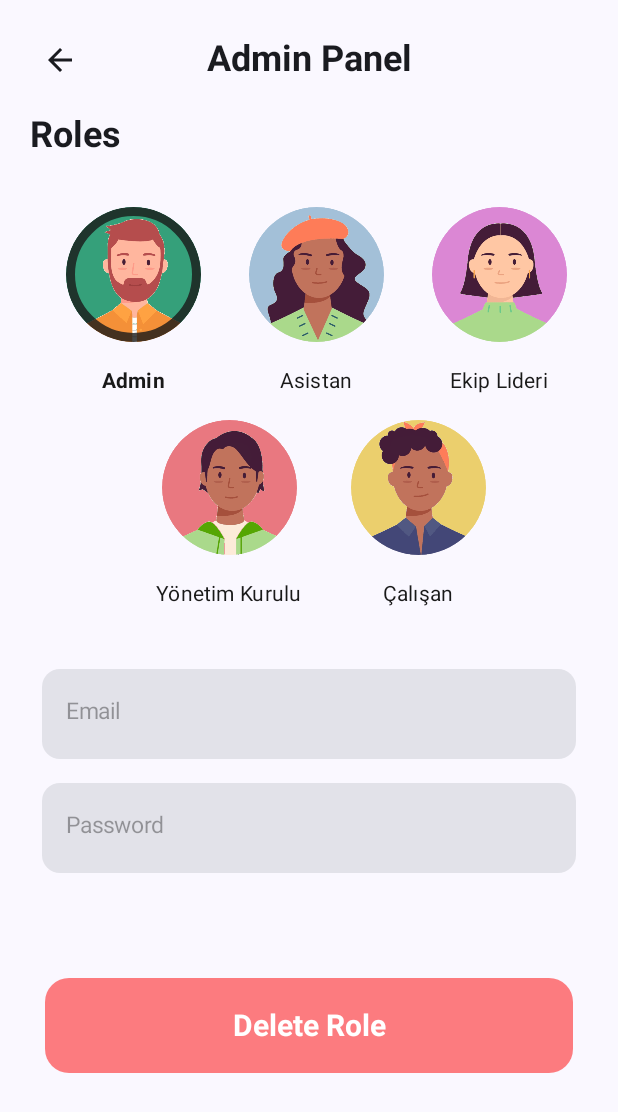
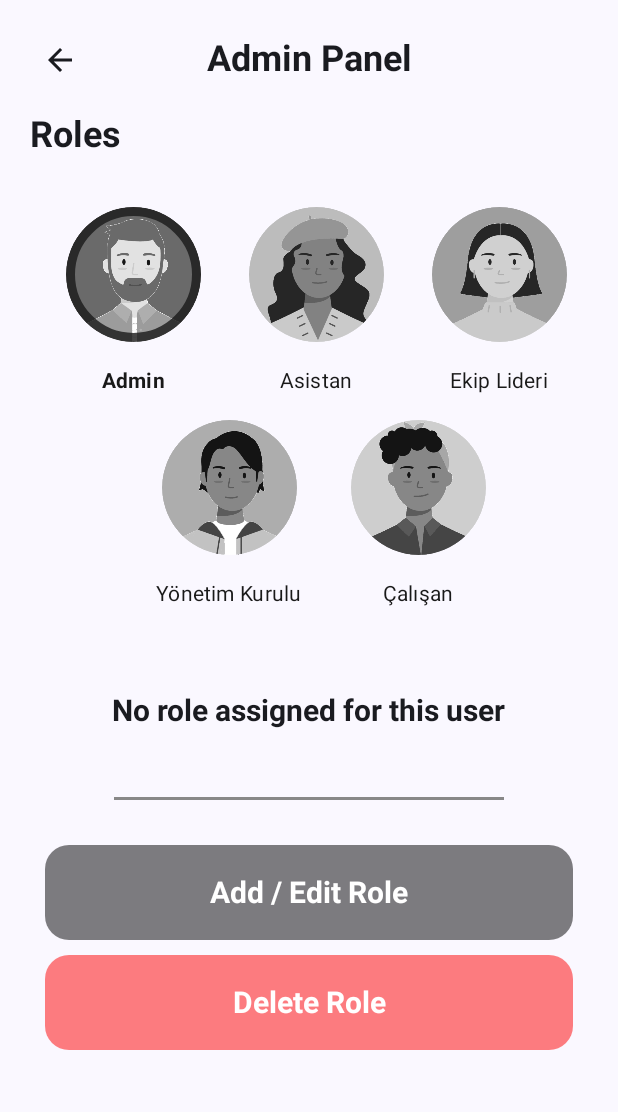
Before and after one commit to ipekgultekin/RemindlyApp, an Android app built with Jetpack Compose: the composable AdminPanel shown on its own in the app's theme, on a phone screen of 412 x 824 dp. Shown: the top 1112 px of the screen. Run offline under Robolectric (Android 15) with nearby library versions, the phone set to English and light mode, and no system bars.

Commit message:
delete role not working .will try sth

```diff
--- a/app/src/main/java/com/yazilimxyz/remindly/screens/pages/add_page.kt
+++ b/app/src/main/java/com/yazilimxyz/remindly/screens/pages/add_page.kt
@@ -142,8 +142,8 @@ fun AddPage(context: Context) {
     var meetingDescriptionState = remember { mutableStateOf("") }
 
     val avatars = listOf(
+        R.drawable.avatar2,
         R.drawable.avatar1,
-        R.drawable.avatar2,
         R.drawable.avatar3,
         R.drawable.avatar4,
         R.drawable.avatar5
--- a/app/src/main/java/com/yazilimxyz/remindly/screens/pages/profile_pages/role_pages/admin_page/admin_panel.kt
+++ b/app/src/main/java/com/yazilimxyz/remindly/screens/pages/profile_pages/role_pages/admin_page/admin_panel.kt
@@ -1,6 +1,5 @@
 package com.yazilimxyz.remindly.screens.pages.profile_pages.role_pages.admin_page
 
-import android.util.Log
 import androidx.compose.foundation.layout.Arrangement
 import androidx.compose.foundation.layout.Box
 import androidx.compose.foundation.layout.Column
@@ -17,6 +16,7 @@ import androidx.compose.material.icons.Icons
 import androidx.compose.material.icons.automirrored.filled.ArrowBack
 import androidx.compose.material3.Button
 import androidx.compose.material3.ButtonDefaults
+import androidx.compose.material3.HorizontalDivider
 import androidx.compose.material3.Icon
 import androidx.compose.material3.IconButton
 import androidx.compose.material3.MaterialTheme
@@ -73,7 +73,7 @@ fun AdminPanel(navController: NavController) {
             modifier = Modifier
                 .fillMaxSize()
                 .padding(20.dp)
-                .verticalScroll(rememberScrollState()) // Enable vertical scrolling
+                .verticalScroll(rememberScrollState())
         ) {
             Spacer(modifier = Modifier.height(48.dp))
 
@@ -91,28 +91,37 @@ fun AdminPanel(navController: NavController) {
                 modifier = Modifier.padding(start = 16.dp)
             ) {
                 AvatarImage(
-                    R.drawable.avatar2,
+                    avatar = if (!RoleCredentialsRepository.adminEmail.isNullOrEmpty()) {
+                        R.drawable.avatar2
+                    } else {
+                        R.drawable.avatar22
+                    },
                     "Admin",
-                    true,
+                    isSelected = selectedAvatarIndex == 0,
                 ) {
                     selectedAvatarIndex = 0
-                    Log.d("mesaj", "admin seçildi")
                 }
                 AvatarImage(
-                    R.drawable.avatar1,
+                    avatar = if (!RoleCredentialsRepository.asistanEmail.isNullOrEmpty()) {
+                        R.drawable.avatar1
+                    } else {
+                        R.drawable.avatar11
+                    },
                     "Asistan",
-                    false,
+                    isSelected = selectedAvatarIndex == 1,
                 ) {
                     selectedAvatarIndex = 1
-                    Log.d("mesaj", "asistan seçildi")
                 }
                 AvatarImage(
-                    R.drawable.avatar3,
+                    avatar = if (!RoleCredentialsRepository.ekipLideriEmail.isNullOrEmpty()) {
+                        R.drawable.avatar3
+                    } else {
+                        R.drawable.avatar33
+                    },
                     "Ekip Lideri",
-                    false,
+                    isSelected = selectedAvatarIndex == 2,
                 ) {
                     selectedAvatarIndex = 2
-                    Log.d("mesaj", "ekip lideriseçildi")
                 }
             }
 
@@ -123,24 +132,50 @@ fun AdminPanel(navController: NavController) {
                     .align(Alignment.CenterHorizontally)
             ) {
                 AvatarImage(
-                    R.drawable.avatar4,
+                    avatar = if (!RoleCredentialsRepository.yonetimKuruluEmail.isNullOrEmpty()) {
+                        R.drawable.avatar4
+                    } else {
+                        R.drawable.avatar44
+                    },
                     "Yönetim Kurulu",
-                    false,
+                    isSelected = selectedAvatarIndex == 3,
                 ) {
                     selectedAvatarIndex = 3
-                    Log.d("mesaj", "yönetim kurulu seçildi")
                 }
                 AvatarImage(
-                    R.drawable.avatar5,
+                    avatar = if (!RoleCredentialsRepository.calisanEmail.isNullOrEmpty()) {
+                        R.drawable.avatar5
+                    } else {
+                        R.drawable.avatar55
+                    },
                     "Çalışan",
-                    false,
+                    isSelected = selectedAvatarIndex == 4,
                 ) {
                     selectedAvatarIndex = 4
-                    Log.d("mesaj", "çalışan seçildi")
                 }
             }
 
             Spacer(modifier = Modifier.height(32.dp))
+
+            // Get email and password for the selected avatar
+            val currentEmail = when (selectedAvatarIndex) {
+                0 -> RoleCredentialsRepository.adminEmail
+                1 -> RoleCredentialsRepository.asistanEmail
+                2 -> RoleCredentialsRepository.ekipLideriEmail
+                3 -> RoleCredentialsRepository.yonetimKuruluEmail
+                4 -> RoleCredentialsRepository.calisanEmail
+                else -> ""
+            }
+
+            if (currentEmail.isNullOrEmpty()) {
+                Text(
+                    text = "No role assigned for this user",
+                    style = TextStyle(fontWeight = FontWeight.Bold, fontSize = 20.sp),
+                    modifier = Modifier
+                        .padding(16.dp)
+                        .align(Alignment.CenterHorizontally)
+                )
+            } else {
 
                 TextField(
                     value = when (selectedAvatarIndex) {
@@ -152,7 +187,7 @@ fun AdminPanel(navController: NavController) {
                         else -> ""
                     },
                     onValueChange = {
-                    email = it // Update the state
+                        email = it
                     },
                     label = {
                         Text(
@@ -207,18 +242,48 @@ fun AdminPanel(navController: NavController) {
                         .padding(horizontal = 8.dp),
                     shape = MaterialTheme.shapes.medium // Add rounded corners
                 )
+            }
 
-            Spacer(modifier = Modifier.height(70.dp))
+            Spacer(modifier = Modifier.height(30.dp))
+
+            HorizontalDivider(
+                modifier = Modifier.padding(horizontal = 56.dp),
+                thickness = 2.dp,
+                color = Color.Gray
+            )
+
+            Spacer(modifier = Modifier.height(30.dp))
 
             Button(
                 modifier = Modifier
                     .width(400.dp)
                     .padding(horizontal = 10.dp)
-                    .align(Alignment.CenterHorizontally), onClick = {
-                    navController.navigate("adminPanel")
-                }, colors = ButtonDefaults.buttonColors(
+                    .align(Alignment.CenterHorizontally),
+                onClick = {},
+                colors = ButtonDefaults.buttonColors(
+                    containerColor = Color.Black.copy(alpha = 0.5f)
+                ),
+                shape = MaterialTheme.shapes.large // Apply custom shape
+            ) {
+                Text(
+                    "Add / Edit Role",
+                    style = TextStyle(fontWeight = FontWeight.Bold, fontSize = 20.sp),
+                    modifier = Modifier.padding(12.dp)
+                )
+            }
+
+            Spacer(modifier = Modifier.height(10.dp))
+
+            Button(
+                modifier = Modifier
+                    .width(400.dp)
+                    .padding(horizontal = 10.dp)
+                    .align(Alignment.CenterHorizontally),
+                onClick = {},
+                colors = ButtonDefaults.buttonColors(
                     containerColor = Color.Red.copy(alpha = 0.5f)
-                ), shape = MaterialTheme.shapes.large // Apply custom shape
+                ),
+                shape = MaterialTheme.shapes.large // Apply custom shape
             ) {
                 Text(
                     "Delete Role",
--- a/app/src/main/java/com/yazilimxyz/remindly/screens/screens/MainScreen.kt
+++ b/app/src/main/java/com/yazilimxyz/remindly/screens/screens/MainScreen.kt
@@ -67,7 +67,7 @@ fun MainScreen(themeViewModel: ThemeViewModel) {
                     }
                 })
             NavigationBarItem(
-                icon = { Icon(Icons.Filled.Search, contentDescription = "Settings") },
+                icon = { Icon(Icons.Filled.Settings, contentDescription = "Settings") },
                 label = { Text("Settings") },
                 selected = currentRoute == "settings",
                 onClick = {
```
Also changed, not shown: app/src/main/res/drawable/avatar11.png (added), app/src/main/res/drawable/avatar22.png (added), app/src/main/res/drawable/avatar33.png (added), app/src/main/res/drawable/avatar44.png (added), app/src/main/res/drawable/avatar55.png (added). Lines whose indentation alone changed are shown as unchanged.
